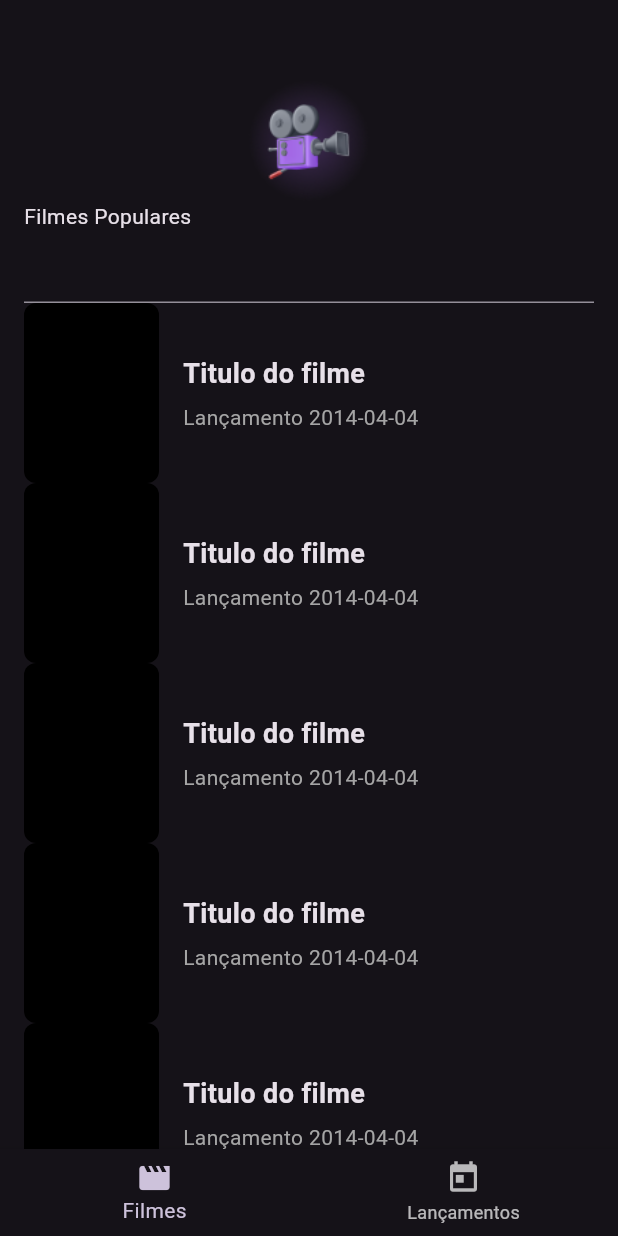
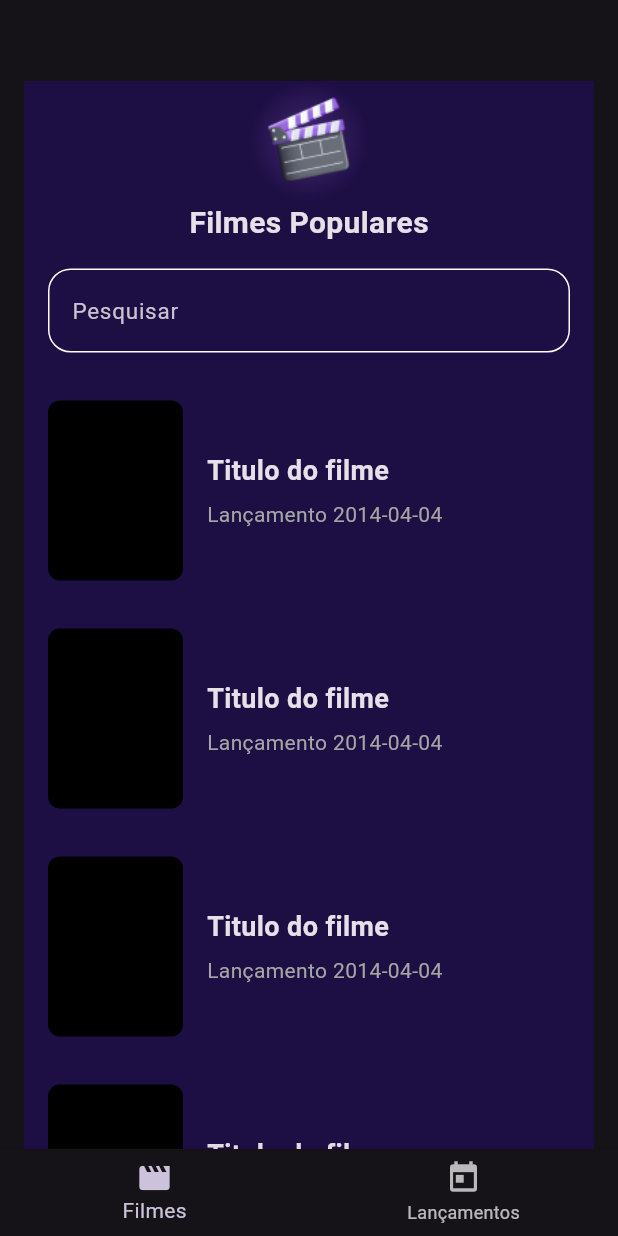
Before and after one commit to felipe-freitas18/cinetopia, a Flutter app: the Dashboard screen opened directly, on a phone screen of 412 x 824 dp. Run offline on Flutter 3.47's test engine with Material 3 defaults, Android fonts, the phone set to English and light mode, and no system bars.

Commit message:
feat: Estilizando a tela de filmes

```diff
--- a/lib/ui/components/movie_card.dart
+++ b/lib/ui/components/movie_card.dart
@@ -14,7 +14,7 @@ class MovieCard extends StatelessWidget {
             color: Color(0xFF000000),
             borderRadius: BorderRadius.circular(8)
           ),
-          margin: EdgeInsets.only(right: 16),
+          margin: EdgeInsets.symmetric(vertical: 16, horizontal: 16),
         ),
         Column(
           mainAxisSize: MainAxisSize.min,
--- a/lib/ui/screens/search_movies.dart
+++ b/lib/ui/screens/search_movies.dart
@@ -6,16 +6,41 @@ class SearchMovies extends StatelessWidget {
 
   @override
   Widget build(BuildContext context) {
-    return CustomScrollView(
+    return Container(
+      decoration: BoxDecoration(color: Color(0xFF1D0E44)),
+      child: CustomScrollView(
         slivers: <Widget>[
-        SliverToBoxAdapter(child: Image.asset("assets/movie.png", height: 80, width: 80,)),
-        SliverToBoxAdapter(child: Text("Filmes Populares")),
-        SliverToBoxAdapter(child: TextField()),
+          SliverToBoxAdapter(
+            child: Image.asset("assets/popular.png", height: 80, width: 80),
+          ),
+          SliverToBoxAdapter(
+            child: Center(
+              child: Text(
+                "Filmes Populares",
+                style: TextStyle(fontSize: 20, fontWeight: FontWeight.w700),
+              ),
+            ),
+          ),
+          SliverToBoxAdapter(
+            child: Padding(
+              padding: const EdgeInsets.all(16),
+              child: TextField(
+                decoration: InputDecoration(
+                  label: Text("Pesquisar", style: TextStyle(fontSize: 15)),
+                  enabledBorder: OutlineInputBorder(
+                    borderSide: BorderSide(color: Colors.white),
+                    borderRadius: BorderRadius.all(Radius.circular(15)),
+                  ),
+                ),
+              ),
+            ),
+          ),
           SliverList.builder(
             itemBuilder: (context, index) => MovieCard(),
             itemCount: 10,
           ),
         ],
+      ),
     );
   }
 }
```
Lines whose indentation alone changed are shown as unchanged.
